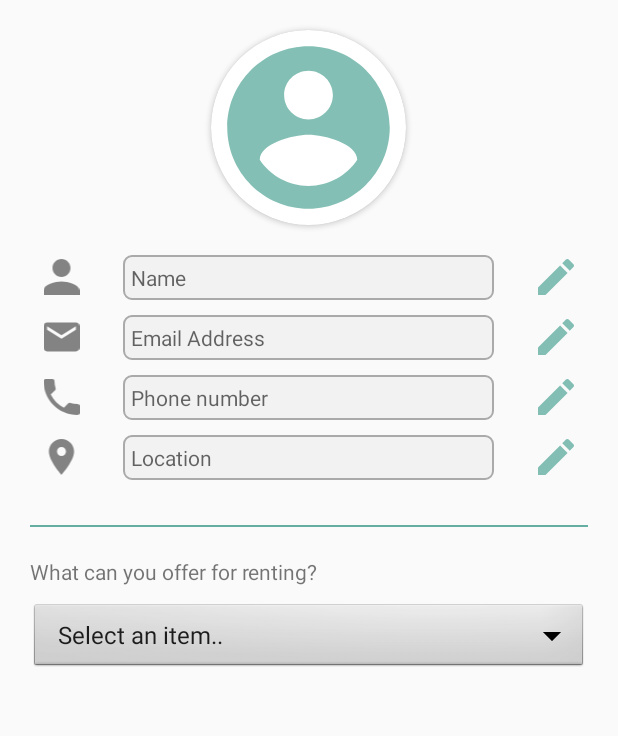
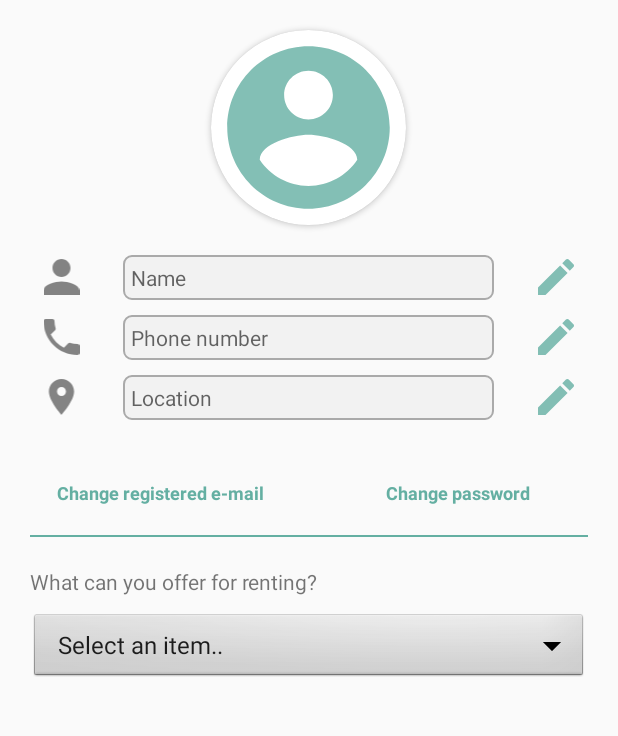
Before and after one commit to RamiAbuShaqra/Share-Rent, an Android app: the UserProfileActivity screen opened directly, with no data from a screen before it, on a phone screen of 412 x 824 dp, the part 84-820 px from its top. Run offline under Robolectric (Android 15) with nearby library versions, the phone set to English and light mode, and no system bars; our stand-ins replace Firebase (no records; nobody signed in at launch, a user with empty details on screens opened directly); pictures from the network do not load.

Commit message:
Edit and update the layout of user profile with its related files

```diff
--- a/app/src/main/java/com/gmail/rami/abushaqra79/sharerent/ReadAndWriteDatabase.java
+++ b/app/src/main/java/com/gmail/rami/abushaqra79/sharerent/ReadAndWriteDatabase.java
@@ -52,7 +52,7 @@ public class ReadAndWriteDatabase {
 
     public void readProfileInfoForUser(String userId, ValueEventListener listener) {
         if (!TextUtils.isEmpty(userId)) {
-            databaseReference.child("Users").child(userId)
+            databaseReference.child("Users").child(userId).child("user-info")
                     .addListenerForSingleValueEvent(listener);
         }
     }
@@ -81,8 +81,7 @@ public class ReadAndWriteDatabase {
 
         UploadTask uploadTask = ref.putFile(imageUri);
 
-        Task<Uri> urlTask = uploadTask.continueWithTask(
-                new Continuation<UploadTask.TaskSnapshot, Task<Uri>>() {
+        Task<Uri> urlTask = uploadTask.continueWithTask(new Continuation<UploadTask.TaskSnapshot, Task<Uri>>() {
             @Override
             public Task<Uri> then(@NonNull Task<UploadTask.TaskSnapshot> task) throws Exception {
                 if (!task.isSuccessful()) {
@@ -105,8 +104,7 @@ public class ReadAndWriteDatabase {
         });
     }
 
-    public void saveRentItems(String userId, String type, String description,
-                              String price, Uri imageUri) {
+    public void saveRentItems(String userId, String type, String description, String price, Uri imageUri) {
         String path = "Rent_Items/" + UUID.randomUUID() + ".png";
         StorageReference ref = storageReference.child(path);
 
@@ -126,8 +124,7 @@ public class ReadAndWriteDatabase {
                     @Override
                     public void onFailure(@NonNull Exception e) {
                         progressDialog.dismiss();
-                        Toast.makeText(activityContext,"Item not Added!", Toast.LENGTH_SHORT)
-                                .show();
+                        Toast.makeText(activityContext,"Item not Added!", Toast.LENGTH_SHORT).show();
                     }
                 })
                 .addOnProgressListener(new OnProgressListener<UploadTask.TaskSnapshot>() {
@@ -144,8 +141,7 @@ public class ReadAndWriteDatabase {
                     }
                 });
 
-        Task<Uri> urlTask = uploadTask.continueWithTask(
-                new Continuation<UploadTask.TaskSnapshot, Task<Uri>>() {
+        Task<Uri> urlTask = uploadTask.continueWithTask(new Continuation<UploadTask.TaskSnapshot, Task<Uri>>() {
             @Override
             public Task<Uri> then(@NonNull Task<UploadTask.TaskSnapshot> task) throws Exception {
                 if (!task.isSuccessful()) {
@@ -161,11 +157,9 @@ public class ReadAndWriteDatabase {
                 if (task.isSuccessful()) {
                     Uri downloadUri = task.getResult();
 
-                    BabyGear babyGear = new BabyGear(type, description, price,
-                            downloadUri.toString());
+                    BabyGear babyGear = new BabyGear(type, description, price, downloadUri.toString());
 
-                    databaseReference.child("Users").child(userId).child("rent-items").push()
-                            .setValue(babyGear);
+                    databaseReference.child("Users").child(userId).child("rent-items").push().setValue(babyGear);
                 }
             }
         });
--- a/app/src/main/java/com/gmail/rami/abushaqra79/sharerent/UserProfileActivity.java
+++ b/app/src/main/java/com/gmail/rami/abushaqra79/sharerent/UserProfileActivity.java
@@ -44,13 +44,19 @@ public class UserProfileActivity extends MainActivity {
     private static final String TAG = UserProfileActivity.class.getSimpleName();
     public static final int GET_FROM_GALLERY = 200;
     private TextView userName;
-    private TextView emailAddress;
     private TextView phoneNumber;
     private TextView userLocation;
     private ImageView editName;
-    private ImageView editEmail;
     private ImageView editPhone;
     private ImageView editLocation;
+
+
+
+    private TextView changeEmail;
+    private TextView changePassword;
+
+
+
     private ArrayList<BabyGear> babyGears;
     private ListView listView;
     private CheckBox checkBox;
@@ -115,45 +121,53 @@ public class UserProfileActivity extends MainActivity {
             }
         });
 
+
+
+//        changeEmail = findViewById(R.id.change_email);
+//        changeEmail.setOnClickListener(new View.OnClickListener() {
+//            @Override
+//            public void onClick(View v) {
+//                updateUserInfoDialog(R.layout.update_email_dialog,
+//                        emailAddress, "email");
+//            }
+//        });
+//        changePassword = findViewById(R.id.change_password);
+//        changePassword.setOnClickListener(new View.OnClickListener() {
+//            @Override
+//            public void onClick(View v) {
+//                updateUserInfoDialog(R.layout.update_email_dialog,
+//                        emailAddress, "email");
+//            }
+//        });
+
+
+
         userName = findViewById(R.id.user_name);
-        emailAddress = findViewById(R.id.email_address);
         phoneNumber = findViewById(R.id.phone_number);
         userLocation = findViewById(R.id.user_location);
 
         editName = findViewById(R.id.edit_name);
-        editEmail = findViewById(R.id.edit_email);
         editPhone = findViewById(R.id.edit_phone);
         editLocation = findViewById(R.id.edit_location);
 
         editName.setOnClickListener(new View.OnClickListener() {
             @Override
             public void onClick(View v) {
-                updateUserInfoDialog(R.layout.update_name_dialog,
-                        userName, "name");
-            }
-        });
-
-        editEmail.setOnClickListener(new View.OnClickListener() {
-            @Override
-            public void onClick(View v) {
-                updateUserInfoDialog(R.layout.update_email_dialog,
-                        emailAddress, "email");
+                updateUserInfoDialog(R.layout.update_name_dialog, userName, "name");
             }
         });
 
         editPhone.setOnClickListener(new View.OnClickListener() {
             @Override
             public void onClick(View v) {
-                updateUserInfoDialog(R.layout.update_phone_dialog,
-                        phoneNumber, "phone_number");
+                updateUserInfoDialog(R.layout.update_phone_dialog, phoneNumber, "phone_number");
             }
         });
 
         editLocation.setOnClickListener(new View.OnClickListener() {
             @Override
             public void onClick(View v) {
-                updateUserInfoDialog(R.layout.update_location_dialog,
-                        userLocation, "location");
+                updateUserInfoDialog(R.layout.update_location_dialog, userLocation, "location");
             }
         });
 
@@ -162,27 +176,19 @@ public class UserProfileActivity extends MainActivity {
             @Override
             public void onDataChange(@NonNull DataSnapshot snapshot) {
                 if (snapshot.exists()) {
-                    String emailText = snapshot.child("email").getValue().toString();
-                    setTheTextFields(emailAddress, emailText);
-
-                    String nameText = snapshot.child("user-info").child("name")
-                            .getValue().toString();
+                    String nameText = snapshot.child("name").getValue().toString();
                     setTheTextFields(userName, nameText);
 
-                    String phoneText = snapshot.child("user-info").child("phone_number")
-                            .getValue().toString();
+                    String phoneText = snapshot.child("phone_number").getValue().toString();
                     setTheTextFields(phoneNumber, phoneText);
 
-                    String locationText = snapshot.child("user-info").child("location")
-                            .getValue().toString();
+                    String locationText = snapshot.child("location").getValue().toString();
                     setTheTextFields(userLocation, locationText);
 
-                    String profilePictureUrl = snapshot.child("user-info").child("profile_picture")
-                            .getValue().toString();
+                    String profilePictureUrl = snapshot.child("profile_picture").getValue().toString();
 
                     if (!TextUtils.isEmpty(profilePictureUrl)) {
-                        StorageReference reference = storageRef
-                                .child("pictures/user_profile_picture.png");
+                        StorageReference reference = storageRef.child("pictures/user_profile_picture.png");
 
                         Glide.with(UserProfileActivity.this)
                                 .load(reference)
@@ -203,17 +209,14 @@ public class UserProfileActivity extends MainActivity {
 
         rwd.readRentItemsForUser(userId, new ChildEventListener() {
             @Override
-            public void onChildAdded(@NonNull DataSnapshot snapshot,
-                                     @Nullable String previousChildName) {
+            public void onChildAdded(@NonNull DataSnapshot snapshot, @Nullable String previousChildName) {
                 if (snapshot.exists()) {
                     String itemType = snapshot.child("babyGearType").getValue().toString();
-                    String itemDescription = snapshot.child("babyGearDescription")
-                            .getValue().toString();
+                    String itemDescription = snapshot.child("babyGearDescription").getValue().toString();
                     String itemRentPrice = snapshot.child("rentPrice").getValue().toString();
                     String itemPhotoUrl = snapshot.child("imageUrl").getValue().toString();
 
-                    BabyGear babyGear = new BabyGear(itemType, itemDescription,
-                            itemRentPrice, itemPhotoUrl);
+                    BabyGear babyGear = new BabyGear(itemType, itemDescription, itemRentPrice, itemPhotoUrl);
                     babyGears.add(babyGear);
 
                     BabyGearAdapter babyGearAdapter = new BabyGearAdapter(
@@ -224,8 +227,7 @@ public class UserProfileActivity extends MainActivity {
             }
 
             @Override
-            public void onChildChanged(@NonNull DataSnapshot snapshot,
-                                       @Nullable String previousChildName) {
+            public void onChildChanged(@NonNull DataSnapshot snapshot, @Nullable String previousChildName) {
             }
 
             @Override
@@ -233,8 +235,7 @@ public class UserProfileActivity extends MainActivity {
             }
 
             @Override
-            public void onChildMoved(@NonNull DataSnapshot snapshot,
-                                     @Nullable String previousChildName) {
+            public void onChildMoved(@NonNull DataSnapshot snapshot, @Nullable String previousChildName) {
             }
 
             @Override
@@ -289,8 +290,7 @@ public class UserProfileActivity extends MainActivity {
         btn.setOnClickListener(new View.OnClickListener() {
             @Override
             public void onClick(View v) {
-                Intent intent = new Intent(Intent.ACTION_PICK,
-                        MediaStore.Images.Media.INTERNAL_CONTENT_URI);
+                Intent intent = new Intent(Intent.ACTION_PICK, MediaStore.Images.Media.INTERNAL_CONTENT_URI);
                 startActivityForResult(intent, GET_FROM_GALLERY);
             }
         });
@@ -315,8 +315,7 @@ public class UserProfileActivity extends MainActivity {
         AlertDialog alertDialog = builder.create();
         alertDialog.show();
 
-        alertDialog.getButton(AlertDialog.BUTTON_POSITIVE)
-                .setOnClickListener(new View.OnClickListener() {
+        alertDialog.getButton(AlertDialog.BUTTON_POSITIVE).setOnClickListener(new View.OnClickListener() {
             @Override
             public void onClick(View v) {
                 boolean wantToCloseDialog = false;
--- a/app/src/main/res/drawable/list_border.xml
+++ b/app/src/main/res/drawable/list_border.xml
@@ -3,7 +3,7 @@
     android:shape="rectangle">
 
     <stroke
-        android:width="3dp"
-        android:color="@android:color/darker_gray" />
+        android:width="1dp"
+        android:color="@android:color/black" />
 
 </shape>
--- a/app/src/main/res/layout/activity_user_profile.xml
+++ b/app/src/main/res/layout/activity_user_profile.xml
@@ -1,11 +1,17 @@
 <?xml version="1.0" encoding="utf-8"?>
-<LinearLayout xmlns:android="http://schemas.android.com/apk/res/android"
+<ScrollView
+    xmlns:android="http://schemas.android.com/apk/res/android"
     xmlns:tools="http://schemas.android.com/tools"
     xmlns:app="http://schemas.android.com/apk/res-auto"
     android:layout_width="match_parent"
     android:layout_height="match_parent"
-    android:orientation="vertical"
+    android:fillViewport="true"
     tools:context=".UserProfileActivity">
+
+    <LinearLayout
+        android:layout_width="match_parent"
+        android:layout_height="wrap_content"
+        android:orientation="vertical">
 
         <androidx.cardview.widget.CardView
             android:layout_width="130dp"
@@ -56,42 +62,6 @@
                 android:src="@drawable/edit_pen"
                 android:background="?android:attr/selectableItemBackground"
                 android:contentDescription="Edit the user name" />
-
-    </LinearLayout>
-
-    <LinearLayout
-        android:layout_width="match_parent"
-        android:layout_height="wrap_content"
-        android:layout_marginTop="10dp"
-        android:orientation="horizontal" >
-
-        <ImageView
-            android:layout_width="0dp"
-            android:layout_height="wrap_content"
-            android:layout_weight="1"
-            android:layout_gravity="center"
-            android:src="@drawable/email_symbol"
-            android:contentDescription="Email symbol" />
-
-        <TextView
-            android:id="@+id/email_address"
-            android:layout_width="0dp"
-            android:layout_height="wrap_content"
-            android:layout_weight="3"
-            android:layout_gravity="center"
-            android:padding="5dp"
-            android:background="@drawable/text_entry_background"
-            android:hint="Email Address"/>
-
-        <ImageView
-            android:id="@+id/edit_email"
-            android:layout_width="0dp"
-            android:layout_height="wrap_content"
-            android:layout_weight="1"
-            android:layout_gravity="center"
-            android:src="@drawable/edit_pen"
-            android:background="?android:attr/selectableItemBackground"
-            android:contentDescription="Edit the email address" />
 
         </LinearLayout>
 
@@ -167,10 +137,50 @@
 
         </LinearLayout>
 
+        <LinearLayout
+            android:layout_width="match_parent"
+            android:layout_height="wrap_content"
+            android:layout_marginTop="40dp"
+            android:layout_marginStart="8dp"
+            android:layout_marginEnd="8dp"
+            android:layout_gravity="center"
+            android:orientation="horizontal">
+
+            <TextView
+                android:id="@+id/change_email"
+                android:layout_width="0dp"
+                android:layout_height="wrap_content"
+                android:layout_gravity="center"
+                android:layout_marginStart="6dp"
+                android:layout_marginEnd="6dp"
+                android:layout_weight="1"
+                android:gravity="center"
+                android:textColor="@color/color_primary_dark"
+                android:textStyle="bold"
+                android:text="Change registered e-mail"
+                android:textSize="12sp" />
+
+
+            <TextView
+                android:id="@+id/change_password"
+                android:layout_width="0dp"
+                android:layout_height="wrap_content"
+                android:layout_gravity="center"
+                android:layout_marginStart="6dp"
+                android:layout_marginEnd="6dp"
+                android:layout_weight="1"
+                android:gravity="center"
+                android:textColor="@color/color_primary_dark"
+                android:textStyle="bold"
+                android:text="Change password"
+                android:textSize="12sp" />
+
+        </LinearLayout>
+
         <View
             android:layout_width="match_parent"
             android:layout_height="1dp"
-        android:layout_marginTop="30dp"
+            android:layout_marginTop="20dp"
             android:layout_marginLeft="20dp"
             android:layout_marginRight="20dp"
             android:background="@color/color_primary_dark" />
@@ -203,3 +213,5 @@
             android:descendantFocusability="afterDescendants"/>
 
     </LinearLayout>
+
+</ScrollView>
```
Also changed, not shown: app/src/main/res/drawable-anydpi/trash_symbol.xml (added, +16 -0 lines), app/src/main/res/drawable/photo_background.xml (deleted, +0 -8 lines), app/src/main/res/layout/baby_gear_details.xml (+36 -5 lines), app/src/main/res/drawable-hdpi/trash_symbol.png (added), app/src/main/res/drawable-mdpi/trash_symbol.png (added), app/src/main/res/drawable-xhdpi/trash_symbol.png (added), app/src/main/res/drawable-xxhdpi/trash_symbol.png (added), app/src/main/res/drawable-xxxhdpi/trash_symbol.png (added). Lines whose indentation alone changed are shown as unchanged.
